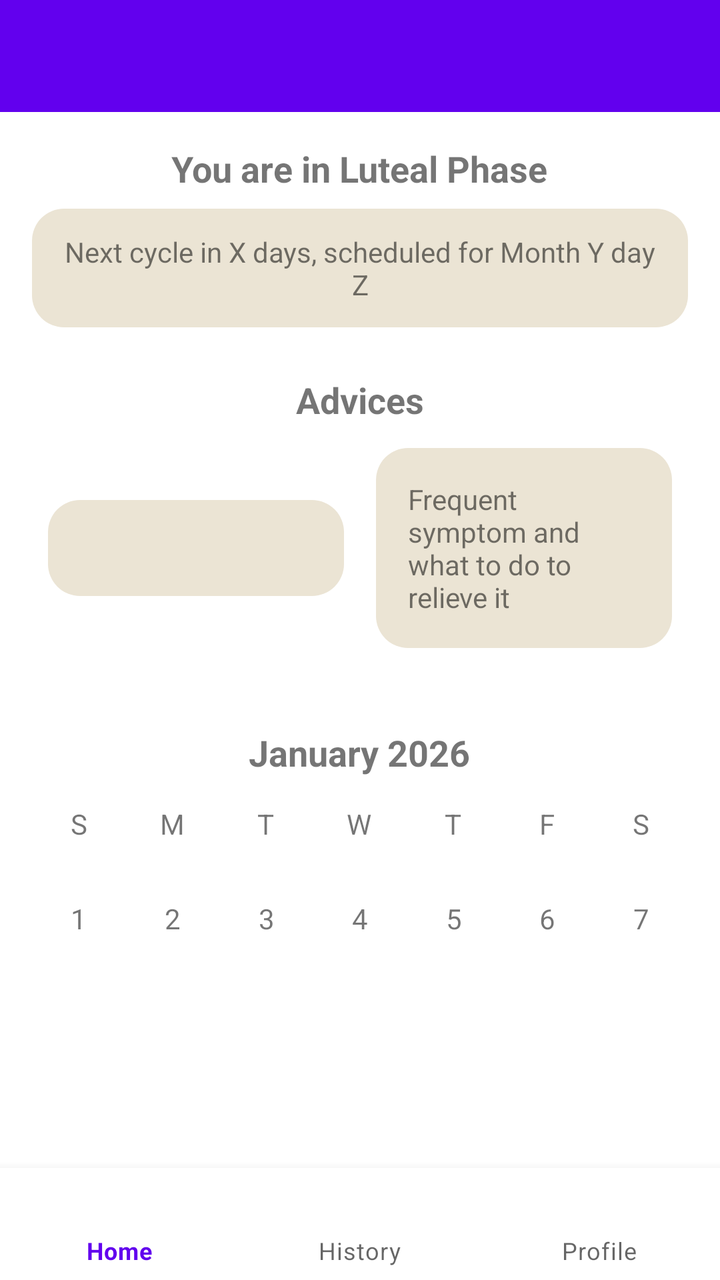
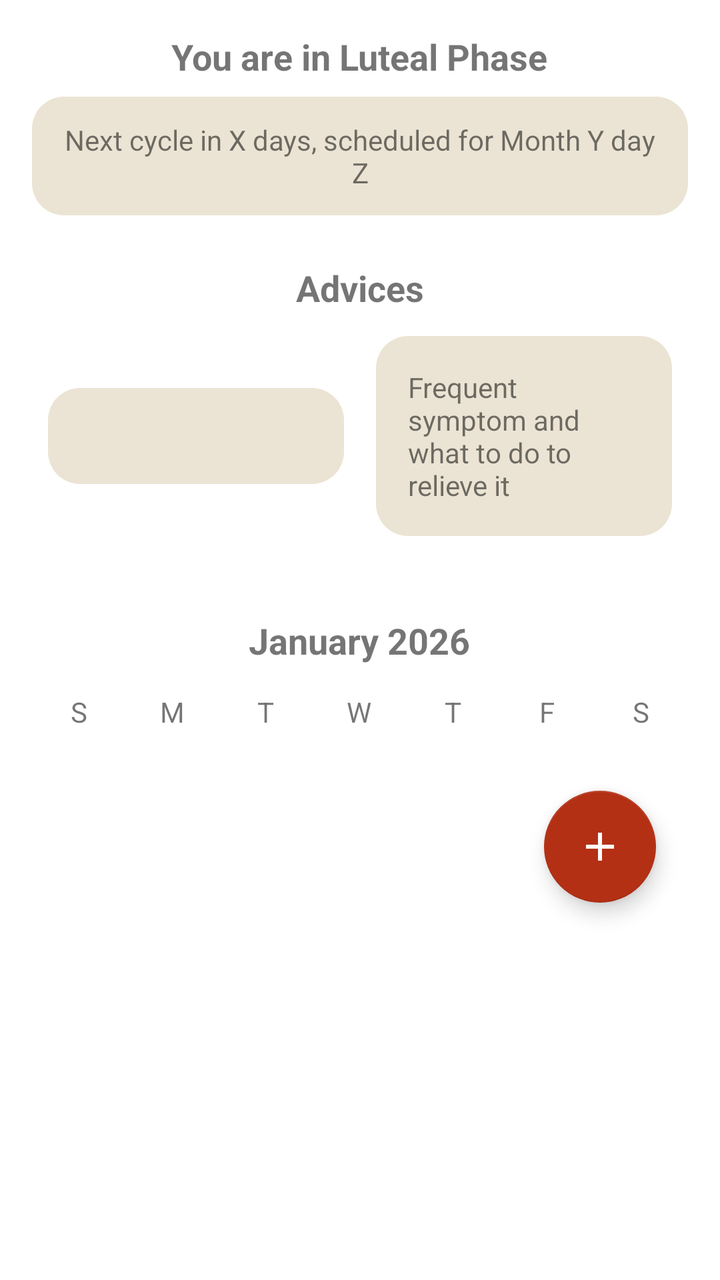

Before-and-after screenshots of an Android layout around one commit, followed by the original layout XML and the change that was made.
<!-- AndroidManifest.xml: application theme Theme.LunaFlow -->
<!-- res/layout/activity_main.xml -->
<androidx.coordinatorlayout.widget.CoordinatorLayout xmlns:android="http://schemas.android.com/apk/res/android"
    xmlns:app="http://schemas.android.com/apk/res-auto"
    android:layout_width="match_parent"
    android:layout_height="match_parent">

    
    <com.google.android.material.appbar.MaterialToolbar
        android:id="@+id/topBar"
        android:layout_width="match_parent"
        android:layout_height="wrap_content"
        android:background="?attr/colorPrimary"
        android:title="LunaFlow"
        android:titleTextColor="@android:color/white"
        app:elevation="4dp" />

    <androidx.core.widget.NestedScrollView
        android:layout_width="match_parent"
        android:layout_height="match_parent"
        android:layout_marginTop="?attr/actionBarSize"
        android:padding="16dp"
        app:layout_behavior="@string/appbar_scrolling_view_behavior">

        <LinearLayout
            android:layout_width="match_parent"
            android:layout_height="wrap_content"
            android:gravity="center_horizontal"
            android:orientation="vertical"
            android:spacing="16dp">

            
            <LinearLayout
                android:layout_width="match_parent"
                android:layout_height="wrap_content"
                android:gravity="center_horizontal"
                android:orientation="vertical">

                
                <TextView
                    android:id="@+id/currentPhase"
                    android:layout_width="wrap_content"
                    android:layout_height="wrap_content"
                    android:gravity="center"
                    android:text="You are in Luteal Phase"
                    android:textSize="18sp"
                    android:textStyle="bold" />

                
                <LinearLayout
                    android:layout_width="wrap_content"
                    android:layout_height="wrap_content"
                    android:layout_marginTop="8dp"
                    android:background="@drawable/rounded_background"
                    android:gravity="center"
                    android:padding="12dp">

                    <TextView
                        android:id="@+id/nextCycle"
                        android:layout_width="wrap_content"
                        android:layout_height="wrap_content"
                        android:gravity="center"
                        android:text="Next cycle in X days, scheduled for Month Y day Z"
                        android:textSize="14sp" />
                </LinearLayout>
            </LinearLayout>

            
            <LinearLayout
                android:layout_width="match_parent"
                android:layout_height="wrap_content"
                android:layout_marginTop="24dp"
                android:orientation="vertical">

                <TextView
                    android:layout_width="wrap_content"
                    android:layout_height="wrap_content"
                    android:layout_gravity="center_horizontal"
                    android:layout_marginBottom="12dp"
                    android:text="Advices"
                    android:textSize="18sp"
                    android:textStyle="bold" />

                <LinearLayout
                    android:layout_width="match_parent"
                    android:layout_height="wrap_content"
                    android:layout_marginHorizontal="8dp"
                    android:layout_marginBottom="16dp"
                    android:gravity="center"
                    android:orientation="horizontal"
                    android:weightSum="2">

                    
                    <LinearLayout
                        android:layout_width="0dp"
                        android:layout_height="wrap_content"
                        android:layout_marginEnd="8dp"
                        android:layout_weight="1"
                        android:background="@drawable/rounded_background"
                        android:orientation="vertical"
                        android:padding="16dp">

                        <androidx.recyclerview.widget.RecyclerView
                            android:id="@+id/adviceRecyclerView"
                            android:layout_width="match_parent"
                            android:layout_height="wrap_content"
                            android:layout_marginHorizontal="8dp"
                            android:layout_marginBottom="16dp"
                            android:scrollbars="vertical" />

                    </LinearLayout>

                    
                    <LinearLayout
                        android:layout_width="0dp"
                        android:layout_height="wrap_content"
                        android:layout_marginStart="8dp"
                        android:layout_weight="1"
                        android:background="@drawable/rounded_background"
                        android:orientation="vertical"
                        android:padding="16dp">

                        <TextView
                            android:layout_width="wrap_content"
                            android:layout_height="wrap_content"
                            android:text="Frequent symptom and what to do to relieve it"
                            android:textSize="14sp" />
                    </LinearLayout>

                </LinearLayout>

            </LinearLayout>

            
            <LinearLayout
                android:layout_width="match_parent"
                android:layout_height="wrap_content"
                android:layout_marginTop="24dp"
                android:orientation="vertical">

                
                <TextView
                    android:id="@+id/calendarMonthYear"
                    android:layout_width="wrap_content"
                    android:layout_height="wrap_content"
                    android:layout_gravity="center_horizontal"
                    android:layout_marginBottom="8dp"
                    android:text="January 2026"
                    android:textSize="18sp"
                    android:textStyle="bold" />

                
                <LinearLayout
                    android:layout_width="match_parent"
                    android:layout_height="wrap_content"
                    android:layout_marginBottom="8dp"
                    android:gravity="center"
                    android:orientation="horizontal">

                    <TextView
                        android:layout_width="0dp"
                        android:layout_height="15pt"
                        android:layout_weight="1"
                        android:gravity="center"
                        android:text="S" />

                    <TextView
                        android:layout_width="0dp"
                        android:layout_height="15pt"
                        android:layout_weight="1"
                        android:gravity="center"
                        android:text="M" />

                    <TextView
                        android:layout_width="0dp"
                        android:layout_height="15pt"
                        android:layout_weight="1"
                        android:gravity="center"
                        android:text="T" />

                    <TextView
                        android:layout_width="0dp"
                        android:layout_height="15pt"
                        android:layout_weight="1"
                        android:gravity="center"
                        android:text="W" />

                    <TextView
                        android:layout_width="0dp"
                        android:layout_height="15pt"
                        android:layout_weight="1"
                        android:gravity="center"
                        android:text="T" />

                    <TextView
                        android:layout_width="0dp"
                        android:layout_height="15pt"
                        android:layout_weight="1"
                        android:gravity="center"
                        android:text="F" />

                    <TextView
                        android:layout_width="0dp"
                        android:layout_height="15pt"
                        android:layout_weight="1"
                        android:gravity="center"
                        android:text="S" />
                </LinearLayout>

                
                <GridLayout
                    android:id="@+id/calendarDaysGrid"
                    android:layout_width="match_parent"
                    android:layout_height="wrap_content"
                    android:layout_gravity="center"
                    android:alignmentMode="alignMargins"
                    android:columnCount="7"
                    android:rowCount="6"
                    android:useDefaultMargins="true">

                    
                    
                    <TextView
                        android:layout_width="0dp"
                        android:layout_height="40dp"
                        android:layout_columnWeight="1"
                        android:gravity="center"
                        android:text="1" />

                    <TextView
                        android:layout_width="0dp"
                        android:layout_height="40dp"
                        android:layout_columnWeight="1"
                        android:gravity="center"
                        android:text="2" />

                    <TextView
                        android:layout_width="0dp"
                        android:layout_height="40dp"
                        android:layout_columnWeight="1"
                        android:gravity="center"
                        android:text="3" />

                    <TextView
                        android:layout_width="0dp"
                        android:layout_height="40dp"
                        android:layout_columnWeight="1"
                        android:gravity="center"
                        android:text="4" />

                    <TextView
                        android:layout_width="0dp"
                        android:layout_height="40dp"
                        android:layout_columnWeight="1"
                        android:gravity="center"
                        android:text="5" />

                    <TextView
                        android:layout_width="0dp"
                        android:layout_height="40dp"
                        android:layout_columnWeight="1"
                        android:gravity="center"
                        android:text="6" />

                    <TextView
                        android:layout_width="0dp"
                        android:layout_height="40dp"
                        android:layout_columnWeight="1"
                        android:gravity="center"
                        android:text="7" />
                </GridLayout>

            </LinearLayout>

        </LinearLayout>

    </androidx.core.widget.NestedScrollView>

    
    <com.google.android.material.bottomnavigation.BottomNavigationView
        android:id="@+id/bottomNav"
        android:layout_width="match_parent"
        android:layout_height="wrap_content"
        android:layout_gravity="bottom"
        app:labelVisibilityMode="labeled"
        app:menu="@menu/bottom_nav_menu" />

</androidx.coordinatorlayout.widget.CoordinatorLayout>
<!-- resources referenced by this layout -->
<resources>
  <!-- drawable rounded_background (drawable) -->
  <?xml version="1.0" encoding="utf-8"?>
  <shape xmlns:android="http://schemas.android.com/apk/res/android"
      android:shape="rectangle">
  
      <solid android:color="#EBE4D4" />
  
      <corners android:radius="16dp" />
  
  </shape>
  <style name="Theme.LunaFlow" parent="Theme.MaterialComponents.DayNight.DarkActionBar">
          
          <item name="colorPrimary">@color/purple_500</item>
          <item name="colorPrimaryVariant">@color/purple_700</item>
          <item name="colorOnPrimary">@color/white</item>
          
          <item name="colorSecondary">@color/teal_200</item>
          <item name="colorSecondaryVariant">@color/teal_700</item>
          <item name="colorOnSecondary">@color/black</item>
          
          <item name="android:statusBarColor">?attr/colorPrimaryVariant</item>
          
      </style>
  <color name="purple_500">#FF6200EE</color>
  <color name="purple_700">#FF3700B3</color>
  <color name="white">#FFFFFFFF</color>
  <color name="teal_200">#FF03DAC5</color>
  <color name="teal_700">#FF018786</color>
  <color name="black">#FF000000</color>
</resources>

<!-- the commit's change to res/layout/activity_main.xml (unified diff, before → after) -->
@@ -1,286 +1,167 @@
-<androidx.coordinatorlayout.widget.CoordinatorLayout xmlns:android="http://schemas.android.com/apk/res/android"
+<androidx.core.widget.NestedScrollView
+    xmlns:android="http://schemas.android.com/apk/res/android"
     xmlns:app="http://schemas.android.com/apk/res-auto"
     android:layout_width="match_parent"
-    android:layout_height="match_parent">
+    android:layout_height="match_parent"
+    android:padding="16dp"
+    android:background="@color/white">
 
-    
-    <com.google.android.material.appbar.MaterialToolbar
-        android:id="@+id/topBar"
+    <LinearLayout
         android:layout_width="match_parent"
         android:layout_height="wrap_content"
-        android:background="?attr/colorPrimary"
-        android:title="LunaFlow"
-        android:titleTextColor="@android:color/white"
-        app:elevation="4dp" />
+        android:orientation="vertical"
+        android:gravity="center_horizontal"
+        android:spacing="16dp">
 
-    <androidx.core.widget.NestedScrollView
-        android:layout_width="match_parent"
-        android:layout_height="match_parent"
-        android:layout_marginTop="?attr/actionBarSize"
-        android:padding="16dp"
-        app:layout_behavior="@string/appbar_scrolling_view_behavior">
-
+        
         <LinearLayout
             android:layout_width="match_parent"
             android:layout_height="wrap_content"
             android:gravity="center_horizontal"
-            android:orientation="vertical"
-            android:spacing="16dp">
+            android:orientation="vertical">
 
-            
+            <TextView
+                android:id="@+id/currentPhase"
+                android:layout_width="wrap_content"
+                android:layout_height="wrap_content"
+                android:gravity="center"
+                android:text="You are in Luteal Phase"
+                android:textSize="18sp"
+                android:textStyle="bold" />
+
+            <LinearLayout
+                android:layout_width="wrap_content"
+                android:layout_height="wrap_content"
+                android:layout_marginTop="8dp"
+                android:background="@drawable/rounded_background"
+                android:gravity="center"
+                android:padding="12dp">
+
+                <TextView
+                    android:id="@+id/nextCycle"
+                    android:layout_width="wrap_content"
+                    android:layout_height="wrap_content"
+                    android:gravity="center"
+                    android:text="Next cycle in X days, scheduled for Month Y day Z"
+                    android:textSize="14sp" />
+            </LinearLayout>
+        </LinearLayout>
+
+        
+        <LinearLayout
+            android:layout_width="match_parent"
+            android:layout_height="wrap_content"
+            android:layout_marginTop="24dp"
+            android:orientation="vertical">
+
+            <TextView
+                android:layout_width="wrap_content"
+                android:layout_height="wrap_content"
+                android:layout_gravity="center_horizontal"
+                android:layout_marginBottom="12dp"
+                android:text="Advices"
+                android:textSize="18sp"
+                android:textStyle="bold" />
+
             <LinearLayout
                 android:layout_width="match_parent"
                 android:layout_height="wrap_content"
-                android:gravity="center_horizontal"
-                android:orientation="vertical">
-
-                
-                <TextView
-                    android:id="@+id/currentPhase"
-                    android:layout_width="wrap_content"
-                    android:layout_height="wrap_content"
-                    android:gravity="center"
-                    android:text="You are in Luteal Phase"
-                    android:textSize="18sp"
-                    android:textStyle="bold" />
+                android:layout_marginHorizontal="8dp"
+                android:layout_marginBottom="16dp"
+                android:gravity="center"
+                android:orientation="horizontal"
+                android:weightSum="2">
 
                 
                 <LinearLayout
-                    android:layout_width="wrap_content"
+                    android:layout_width="0dp"
                     android:layout_height="wrap_content"
-                    android:layout_marginTop="8dp"
+                    android:layout_marginEnd="8dp"
+                    android:layout_weight="1"
                     android:background="@drawable/rounded_background"
-                    android:gravity="center"
-                    android:padding="12dp">
+                    android:orientation="vertical"
+                    android:padding="16dp">
+
+                    <androidx.recyclerview.widget.RecyclerView
+                        android:id="@+id/adviceRecyclerView"
+                        android:layout_width="match_parent"
+                        android:layout_height="wrap_content"
+                        android:layout_marginHorizontal="8dp"
+                        android:layout_marginBottom="16dp"
+                        android:scrollbars="vertical" />
+                </LinearLayout>
+
+                
+                <LinearLayout
+                    android:layout_width="0dp"
+                    android:layout_height="wrap_content"
+                    android:layout_marginStart="8dp"
+                    android:layout_weight="1"
+                    android:background="@drawable/rounded_background"
+                    android:orientation="vertical"
+                    android:padding="16dp">
 
                     <TextView
-                        android:id="@+id/nextCycle"
                         android:layout_width="wrap_content"
                         android:layout_height="wrap_content"
-                        android:gravity="center"
-                        android:text="Next cycle in X days, scheduled for Month Y day Z"
+                        android:text="Frequent symptom and what to do to relieve it"
                         android:textSize="14sp" />
                 </LinearLayout>
             </LinearLayout>
+        </LinearLayout>
 
-            
+        
+        <LinearLayout
+            android:layout_width="match_parent"
+            android:layout_height="wrap_content"
+            android:layout_marginTop="24dp"
+            android:orientation="vertical">
+
+            <TextView
+                android:id="@+id/calendarMonthYear"
+                android:layout_width="wrap_content"
+                android:layout_height="wrap_content"
+                android:layout_gravity="center_horizontal"
+                android:layout_marginBottom="8dp"
+                android:text="January 2026"
+                android:textSize="18sp"
+                android:textStyle="bold" />
+
             <LinearLayout
                 android:layout_width="match_parent"
                 android:layout_height="wrap_content"
-                android:layout_marginTop="24dp"
-                android:orientation="vertical">
+                android:layout_marginBottom="8dp"
+                android:gravity="center"
+                android:orientation="horizontal">
 
-                <TextView
-                    android:layout_width="wrap_content"
-                    android:layout_height="wrap_content"
-                    android:layout_gravity="center_horizontal"
-                    android:layout_marginBottom="12dp"
-                    android:text="Advices"
-                    android:textSize="18sp"
-                    android:textStyle="bold" />
-
-                <LinearLayout
-                    android:layout_width="match_parent"
-                    android:layout_height="wrap_content"
-                    android:layout_marginHorizontal="8dp"
-                    android:layout_marginBottom="16dp"
-                    android:gravity="center"
-                    android:orientation="horizontal"
-                    android:weightSum="2">
-
-                    
-                    <LinearLayout
-                        android:layout_width="0dp"
-                        android:layout_height="wrap_content"
-                        android:layout_marginEnd="8dp"
-                        android:layout_weight="1"
-                        android:background="@drawable/rounded_background"
-                        android:orientation="vertical"
-                        android:padding="16dp">
-
-                        <androidx.recyclerview.widget.RecyclerView
-                            android:id="@+id/adviceRecyclerView"
-                            android:layout_width="match_parent"
-                            android:layout_height="wrap_content"
-                            android:layout_marginHorizontal="8dp"
-                            android:layout_marginBottom="16dp"
-                            android:scrollbars="vertical" />
-
-                    </LinearLayout>
-
-                    
-                    <LinearLayout
-                        android:layout_width="0dp"
-                        android:layout_height="wrap_content"
-                        android:layout_marginStart="8dp"
-                        android:layout_weight="1"
-                        android:background="@drawable/rounded_background"
-                        android:orientation="vertical"
-                        android:padding="16dp">
-
-                        <TextView
-                            android:layout_width="wrap_content"
-                            android:layout_height="wrap_content"
-                            android:text="Frequent symptom and what to do to relieve it"
-                            android:textSize="14sp" />
-                    </LinearLayout>
-
-                </LinearLayout>
-
+                <TextView android:layout_width="0dp" android:layout_height="15pt" android:layout_weight="1" android:gravity="center" android:text="S" />
+                <TextView android:layout_width="0dp" android:layout_height="15pt" android:layout_weight="1" android:gravity="center" android:text="M" />
+                <TextView android:layout_width="0dp" android:layout_height="15pt" android:layout_weight="1" android:gravity="center" android:text="T" />
+                <TextView android:layout_width="0dp" android:layout_height="15pt" android:layout_weight="1" android:gravity="center" android:text="W" />
+                <TextView android:layout_width="0dp" android:layout_height="15pt" android:layout_weight="1" android:gravity="center" android:text="T" />
+                <TextView android:layout_width="0dp" android:layout_height="15pt" android:layout_weight="1" android:gravity="center" android:text="F" />
+                <TextView android:layout_width="0dp" android:layout_height="15pt" android:layout_weight="1" android:gravity="center" android:text="S" />
             </LinearLayout>
 
-            
-            <LinearLayout
+            <GridLayout
+                android:id="@+id/calendarDaysGrid"
                 android:layout_width="match_parent"
                 android:layout_height="wrap_content"
-                android:layout_marginTop="24dp"
-                android:orientation="vertical">
-
-                
-                <TextView
-                    android:id="@+id/calendarMonthYear"
-                    android:layout_width="wrap_content"
-                    android:layout_height="wrap_content"
-                    android:layout_gravity="center_horizontal"
-                    android:layout_marginBottom="8dp"
-                    android:text="January 2026"
-                    android:textSize="18sp"
-                    android:textStyle="bold" />
-
-                
-                <LinearLayout
-                    android:layout_width="match_parent"
-                    android:layout_height="wrap_content"
-                    android:layout_marginBottom="8dp"
-                    android:gravity="center"
-                    android:orientation="horizontal">
-
-                    <TextView
-                        android:layout_width="0dp"
-                        android:layout_height="15pt"
-                        android:layout_weight="1"
-                        android:gravity="center"
-                        android:text="S" />
-
-                    <TextView
-                        android:layout_width="0dp"
-                        android:layout_height="15pt"
-                        android:layout_weight="1"
-                        android:gravity="center"
-                        android:text="M" />
-
-                    <TextView
-                        android:layout_width="0dp"
-                        android:layout_height="15pt"
-                        android:layout_weight="1"
-                        android:gravity="center"
-                        android:text="T" />
-
-                    <TextView
-                        android:layout_width="0dp"
-                        android:layout_height="15pt"
-                        android:layout_weight="1"
-                        android:gravity="center"
-                        android:text="W" />
-
-                    <TextView
-                        android:layout_width="0dp"
-                        android:layout_height="15pt"
-                        android:layout_weight="1"
-                        android:gravity="center"
-                        android:text="T" />
-
-                    <TextView
-                        android:layout_width="0dp"
-                        android:layout_height="15pt"
-                        android:layout_weight="1"
-                        android:gravity="center"
-                        android:text="F" />
-
-                    <TextView
-                        android:layout_width="0dp"
-                        android:layout_height="15pt"
-                        android:layout_weight="1"
-                        android:gravity="center"
-                        android:text="S" />
-                </LinearLayout>
-
-                
-                <GridLayout
-                    android:id="@+id/calendarDaysGrid"
-                    android:layout_width="match_parent"
-                    android:layout_height="wrap_content"
-                    android:layout_gravity="center"
-                    android:alignmentMode="alignMargins"
-                    android:columnCount="7"
-                    android:rowCount="6"
-                    android:useDefaultMargins="true">
-
-                    
-                    
-                    <TextView
-                        android:layout_width="0dp"
-                        android:layout_height="40dp"
-                        android:layout_columnWeight="1"
-                        android:gravity="center"
-                        android:text="1" />
-
-                    <TextView
-                        android:layout_width="0dp"
-                        android:layout_height="40dp"
-                        android:layout_columnWeight="1"
-                        android:gravity="center"
-                        android:text="2" />
-
-                    <TextView
-                        android:layout_width="0dp"
-                        android:layout_height="40dp"
-                        android:layout_columnWeight="1"
-                        android:gravity="center"
-                        android:text="3" />
-
-                    <TextView
-                        android:layout_width="0dp"
-                        android:layout_height="40dp"
-                        android:layout_columnWeight="1"
-                        android:gravity="center"
-                        android:text="4" />
-
-                    <TextView
-                        android:layout_width="0dp"
-                        android:layout_height="40dp"
-                        android:layout_columnWeight="1"
-                        android:gravity="center"
-                        android:text="5" />
-
-                    <TextView
-                        android:layout_width="0dp"
-                        android:layout_height="40dp"
-                        android:layout_columnWeight="1"
-                        android:gravity="center"
-                        android:text="6" />
-
-                    <TextView
-                        android:layout_width="0dp"
-                        android:layout_height="40dp"
-                        android:layout_columnWeight="1"
-                        android:gravity="center"
-                        android:text="7" />
-                </GridLayout>
-
-            </LinearLayout>
-
+                android:alignmentMode="alignMargins"
+                android:columnCount="7"
+                android:rowCount="6"
+                android:useDefaultMargins="true" />
         </LinearLayout>
 
-    </androidx.core.widget.NestedScrollView>
-
-    
-    <com.google.android.material.bottomnavigation.BottomNavigationView
-        android:id="@+id/bottomNav"
-        android:layout_width="match_parent"
-        android:layout_height="wrap_content"
-        android:layout_gravity="bottom"
-        app:labelVisibilityMode="labeled"
-        app:menu="@menu/bottom_nav_menu" />
-
-</androidx.coordinatorlayout.widget.CoordinatorLayout>
+        
+        <com.google.android.material.floatingactionbutton.FloatingActionButton
+            android:id="@+id/btnLogChoice"
+            android:layout_width="wrap_content"
+            android:layout_height="wrap_content"
+            android:layout_margin="16dp"
+            android:layout_gravity="bottom|end"
+            android:contentDescription="Go to Log Choice"
+            android:src="@drawable/ic_add"
+            app:backgroundTint="@color/mainRed" />
+    </LinearLayout>
+</androidx.core.widget.NestedScrollView>
<!-- resource entries referenced after the edit -->
@@ -1,5 +1,6 @@
 <!-- resources referenced by this layout -->
 <resources>
+  <color name="mainRed">#B43015</color>
   <!-- drawable rounded_background (drawable) -->
   <?xml version="1.0" encoding="utf-8"?>
   <shape xmlns:android="http://schemas.android.com/apk/res/android"
@@ -10,24 +11,56 @@
       <corners android:radius="16dp" />
   
   </shape>
-  <style name="Theme.LunaFlow" parent="Theme.MaterialComponents.DayNight.DarkActionBar">
+  <style name="Theme.LunaFlow" parent="Theme.MaterialComponents.DayNight.NoActionBar">
           
-          <item name="colorPrimary">@color/purple_500</item>
-          <item name="colorPrimaryVariant">@color/purple_700</item>
-          <item name="colorOnPrimary">@color/white</item>
+          <item name="android:windowBackground">@color/white</item>
+  
           
-          <item name="colorSecondary">@color/teal_200</item>
-          <item name="colorSecondaryVariant">@color/teal_700</item>
-          <item name="colorOnSecondary">@color/black</item>
+          <item name="colorPrimary">@color/colorPrimary</item>
+          <item name="colorOnPrimary">@color/mainBrown</item> 
+  
           
-          <item name="android:statusBarColor">?attr/colorPrimaryVariant</item>
+          <item name="colorSecondary">@color/mainRed</item>
+          <item name="colorOnSecondary">@color/white</item>
+  
           
+          <item name="android:statusBarColor">@color/colorPrimary</item>
+  
+          
+          <item name="actionBarTheme">@style/AppActionBar</item>
+  
+          
+          <item name="bottomNavigationStyle">@style/BottomNavStyle</item>
       </style>
-  <color name="purple_500">#FF6200EE</color>
-  <color name="purple_700">#FF3700B3</color>
+  <color name="colorPrimary">#EBE4D4</color>
+  <color name="mainBrown">#322323</color>
+  <style name="AppActionBar" parent="Widget.MaterialComponents.Toolbar">
+          <item name="android:layout_height">48dp</item> 
+          <item name="android:background">@color/colorPrimary</item> 
+          <item name="titleTextColor">@color/mainBrown</item> 
+          <item name="subtitleTextColor">@color/mainBrown</item>
+          <item name="android:theme">@style/ToolbarTextTheme</item> 
+      </style>
+  <style name="BottomNavStyle" parent="Widget.MaterialComponents.BottomNavigationView">
+          <item name="android:layout_height">50dp</item> 
+          <item name="android:background">@color/colorPrimary</item>
+      </style>
+  <style name="ToolbarTextTheme" parent="ThemeOverlay.MaterialComponents.ActionBar">
+          <item name="android:textColorPrimary">@color/mainBrown</item>
+          <item name="android:textColorSecondary">@color/mainBrown</item>
+          <item name="android:textColor">@color/mainBrown</item>
+      </style>
   <color name="white">#FFFFFFFF</color>
-  <color name="teal_200">#FF03DAC5</color>
-  <color name="teal_700">#FF018786</color>
-  <color name="black">#FF000000</color>
+  <!-- drawable ic_add (drawable) -->
+  <?xml version="1.0" encoding="utf-8"?>
+  <vector xmlns:android="http://schemas.android.com/apk/res/android"
+      android:width="30dp"
+      android:height="30dp"
+      android:viewportWidth="24"
+      android:viewportHeight="24">
+      <path
+          android:fillColor="#FFFFFF"
+          android:pathData="M19,13h-6v6h-2v-6H5v-2h6V5h2v6h6v2z"/>
+  </vector>
 </resources>
 
